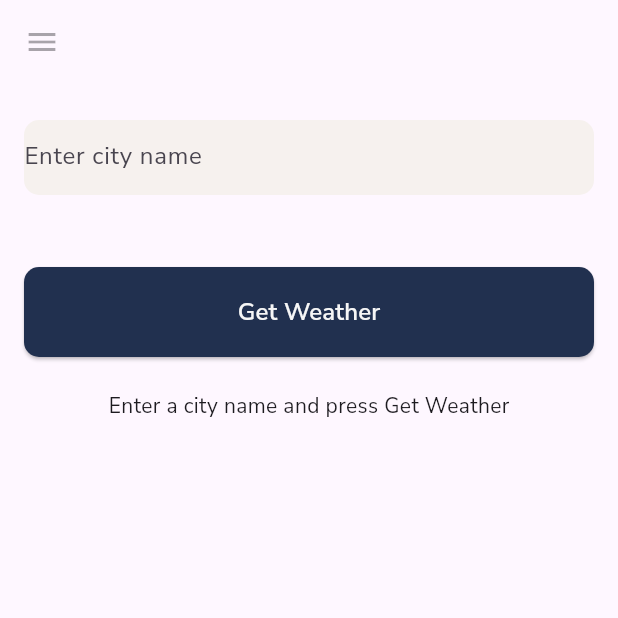
After one commit to amosman02/almonzer-resume-app, a Flutter app: the WeatherScreen screen opened directly, on a phone screen of 412 x 824 dp, the top half of it. The commit adds this screen. Run offline on Flutter 3.47's test engine with Material 3 defaults, Android fonts, the phone set to English and light mode, and no system bars; our stand-ins replace cloud_firestore, firebase_auth, firebase_core, flutter_feather_icons, flutter_svg, google_fonts and 3 more; missing offline and left inert: dart_quote; accounts and stored records are empty.

Commit message:
Add weather page
Signed-off-by: Almonzer Osman <almonzer.m.osman@gmail.com>

```diff
--- a/lib/main.dart
+++ b/lib/main.dart
@@ -8,6 +8,7 @@ import 'package:portfolio/screens/home.dart';
 import 'package:portfolio/contact.dart';
 import 'package:portfolio/screens/education.dart';
 import 'package:portfolio/screens/projects.dart';
+import 'package:portfolio/screens/weather_screen.dart';
 import 'package:portfolio/screens/welcome_screen.dart';
 import 'package:portfolio/services/auth_service.dart';
 import 'package:portfolio/widgets/kf_drawer.dart';
@@ -134,6 +135,17 @@ class _MainWidgetState extends State<MainWidget> with TickerProviderStateMixin {
         ),
         KFDrawerItem.initWithPage(
           text: const Text(
+            'Weather API',
+            style: TextStyle(color: constants.darkBlue, fontSize: 18),
+          ),
+          icon: const Icon(
+            FeatherIcons.cloudRain,
+            color: constants.darkBlue,
+          ),
+          page: WeatherScreen(),
+        ),
+        KFDrawerItem.initWithPage(
+          text: const Text(
             'Logout',
             style: TextStyle(color: constants.danger, fontSize: 18),
           ),
--- /dev/null
+++ b/lib/screens/weather_screen.dart
@@ -0,0 +1,123 @@
+import 'package:flutter/material.dart';
+import 'package:portfolio/widgets/kf_drawer.dart';
+import 'package:portfolio/services/weather_service.dart';
+import 'package:portfolio/constants/colors.dart' as constants;
+
+// ignore: must_be_immutable
+class WeatherScreen extends KFDrawerContent {
+  WeatherScreen({super.key});
+
+  @override
+  State<WeatherScreen> createState() => _WeatherPageState();
+}
+
+class _WeatherPageState extends State<WeatherScreen> {
+  final WeatherService _weatherService = WeatherService();
+  final TextEditingController _cityController = TextEditingController();
+  Map<String, dynamic>? _weatherData;
+  bool _isLoading = false;
+
+  Future<void> _getWeather() async {
+    setState(() {
+      _isLoading = true;
+    });
+
+    try {
+      final data = await _weatherService.fetchWeather(_cityController.text);
+      setState(() {
+        _weatherData = data;
+      });
+    } catch (e) {
+      if (!mounted) return;
+      ScaffoldMessenger.of(context).showSnackBar(
+        const SnackBar(content: Text('Failed to fetch weather data')),
+      );
+    } finally {
+      setState(() {
+        _isLoading = false;
+      });
+    }
+  }
+
+  @override
+  Widget build(BuildContext context) {
+    return SafeArea(
+      child: Scaffold(
+        appBar: AppBar(
+          leading: IconButton(
+            icon: const Icon(Icons.menu),
+            onPressed: widget.onMenuPressed,
+          ),
+        ),
+        body: Padding(
+          padding: const EdgeInsets.all(16.0),
+          child: Column(
+            children: <Widget>[
+              Container(
+                margin: const EdgeInsets.only(top: 8),
+                width: MediaQuery.of(context).size.width,
+                height: 50,
+                decoration: BoxDecoration(
+                    color: constants.veryLightBeige,
+                    borderRadius: BorderRadius.circular(10)),
+                child: TextField(
+                  controller: _cityController,
+                  decoration: const InputDecoration(
+                    hintText: 'Enter city name',
+                    border: InputBorder.none,
+                  ),
+                ),
+              ),
+              const SizedBox(height: 16),
+              Container(
+                margin: const EdgeInsets.only(top: 32, bottom: 6),
+                width: MediaQuery.of(context).size.width,
+                height: 60,
+                child: ElevatedButton(
+                  onPressed: _getWeather,
+                  style: ElevatedButton.styleFrom(
+                    shape: RoundedRectangleBorder(
+                        borderRadius: BorderRadius.circular(10)),
+                    backgroundColor: constants.darkBlue,
+                  ),
+                  child: const Text(
+                    'Get Weather',
+                    style: TextStyle(
+                      color: constants.bgColor,
+                      fontSize: 16,
+                      fontWeight: FontWeight.w600,
+                    ),
+                  ),
+                ),
+              ),
+              const SizedBox(height: 16),
+              _isLoading
+                  ? const CircularProgressIndicator()
+                  : _weatherData != null
+                      ? Expanded(
+                          child: ListView(
+                            children: <Widget>[
+                              Text(
+                                'City: ${_weatherData!['name']}',
+                                style: const TextStyle(fontSize: 18),
+                              ),
+                              Text(
+                                'Temperature: ${(_weatherData!['main']['temp'] - 273.15).toStringAsFixed(2)}°C',
+                                style: const TextStyle(fontSize: 18),
+                              ),
+                              Text(
+                                'Weather: ${_weatherData!['weather'][0]['description']}',
+                                style: const TextStyle(fontSize: 18),
+                              ),
+                              // Add more weather details if needed
+                            ],
+                          ),
+                        )
+                      : const Text('Enter a city name and press Get Weather'),
+            ],
+          ),
+        ),
+      ),
+    );
+  }
+}
--- /dev/null
+++ b/lib/services/weather_service.dart
@@ -0,0 +1,18 @@
+import 'dart:convert';
+import 'package:http/http.dart' as http;
+
+class WeatherService {
+  final String apiKey =
+      'aafecf505acd8c1025e919cfaabcb26c'; // Replace with your OpenWeatherMap API key
+  final String apiUrl = 'https://api.openweathermap.org/data/2.5/weather';
+
+  Future<Map<String, dynamic>> fetchWeather(String city) async {
+    final response = await http.get(Uri.parse('$apiUrl?q=$city&appid=$apiKey'));
+
+    if (response.statusCode == 200) {
+      return jsonDecode(response.body);
+    } else {
+      throw Exception('Failed to load weather data');
+    }
+  }
+}
--- a/pubspec.yaml
+++ b/pubspec.yaml
@@ -48,6 +48,7 @@ dependencies:
   shimmer: ^3.0.0
   share_plus: ^9.0.0
   path_provider: ^2.1.3
+  http: ^1.2.1
 
 dev_dependencies:
   flutter_test:
```
Also changed, not shown: pubspec.lock.
